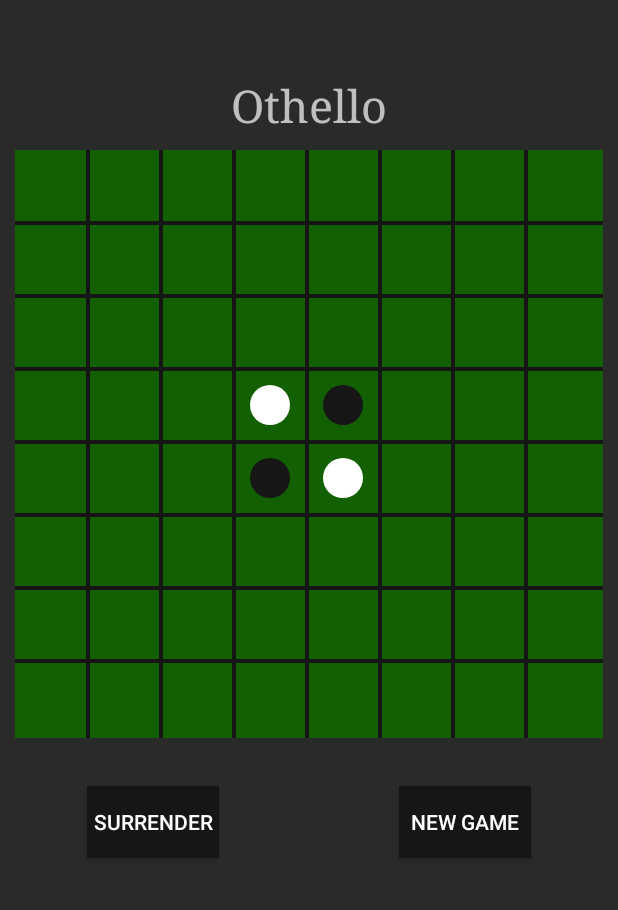
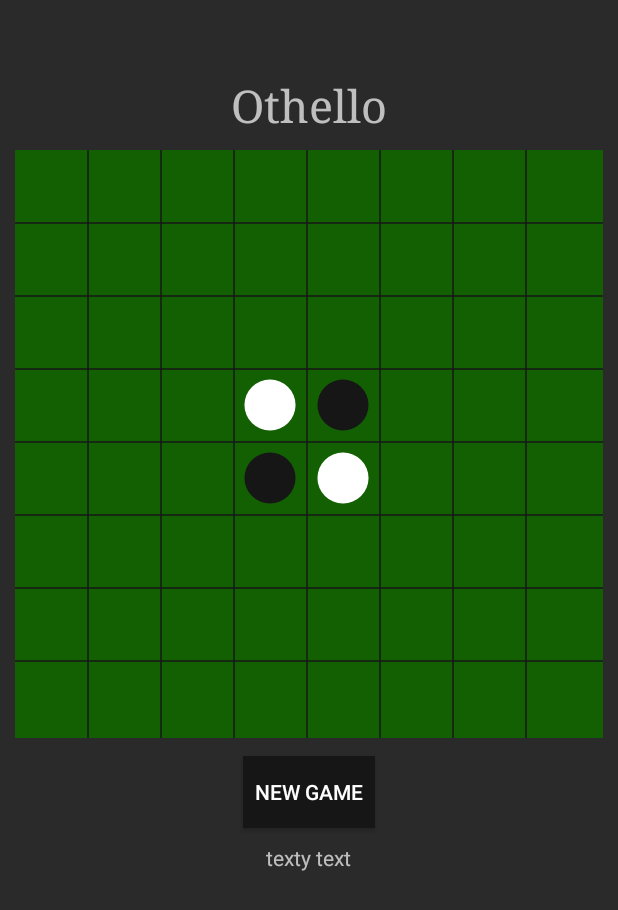
Before and after one commit to pterodactylogan/Othello, an Android app: the screen it shows after launch (MainActivity), on a phone screen of 412 x 824 dp. Shown: the top 910 px of the screen. Run offline under Robolectric (Android 15) with nearby library versions, the phone set to English and light mode, and no system bars.

Commit message:
sizing for all devices built

```diff
--- a/app/src/main/java/com/pterodactylogan/othello/BoardView.java
+++ b/app/src/main/java/com/pterodactylogan/othello/BoardView.java
@@ -6,10 +6,13 @@ import android.graphics.Canvas;
 import android.graphics.Color;
 import android.graphics.Paint;
 import android.os.Build;
+import android.os.Handler;
 import android.util.AttributeSet;
 import android.util.Log;
 import android.view.MotionEvent;
 import android.view.View;
+import android.widget.TextView;
+
 /**
  * Created by demouser on 1/13/17.
  */
@@ -69,6 +72,7 @@ public class BoardView extends View {
 
     public void onDraw(Canvas canvas) {
         int cellSize = getWidth() / 8;
+        mLinePaint.setStrokeWidth(cellSize/50.0f);
         canvas.drawRect(0, 0, getWidth(), getHeight(), mBackgroundPaint);
         for (int i = 1; i < 8; i++) {
             canvas.drawLine(cellSize * i, 0, cellSize * i, getHeight(), mLinePaint);
@@ -82,11 +86,11 @@ public class BoardView extends View {
                 cell = b.eval(r, c);
 
                 if (cell == BoardStructure.OthelloCell.BLACK) {
-                    canvas.drawCircle(c*cellSize + cellSize/2, r*cellSize+cellSize/2, 20, mLinePaint);
+                    canvas.drawCircle(c*cellSize + cellSize/2, r*cellSize+cellSize/2, .35f*cellSize, mLinePaint);
                     //System.out.println("BLACK CELL"+ r+ ", "+ c);
                 } else if (cell == BoardStructure.OthelloCell.WHITE) {
 
-                    canvas.drawCircle(c*cellSize + cellSize/2, r*cellSize+cellSize/2, 20, mWhitePaint);
+                    canvas.drawCircle(c*cellSize + cellSize/2, r*cellSize+cellSize/2, 0.35f*cellSize, mWhitePaint);
                     //System.out.println("WHITE CELL at "+ r+ ", "+ c);
                 }
             }
@@ -120,12 +124,26 @@ public class BoardView extends View {
         }
     }
 
+    private final Handler handler = new Handler();
+
+    final Runnable compTurn = new Runnable() {
+        @Override
+        public void run(){
+            comp=true;
+            int [] move = b.getGoodMove(false);
+            if(move==null){
+                TextView status = (TextView) findViewById(R.id.status);
+                status.setText("computer has no moves; it is your turn");
+            }else {
+                b.placeTile(false, move[0], move[1]);
+            }
+            postInvalidate();
+            comp=false;
+        }
+    };
+
     private void computerTurn(){
-        comp = true;
-        int [] move = b.getGoodMove(false);
-        b.placeTile(false, move[0], move[1]);
-        postInvalidate();
-        comp=false;
+        handler.postDelayed(compTurn, 500);
     }
 
     private void init(){
--- a/app/src/main/res/layout/activity_main.xml
+++ b/app/src/main/res/layout/activity_main.xml
@@ -9,32 +9,6 @@
     android:background="#2a2a2a"
     >
 
-    <Button
-        android:layout_width="wrap_content"
-        android:layout_height="wrap_content"
-        android:text="Surrender"
-        android:layout_marginLeft="58dp"
-        android:layout_marginStart="58dp"
-        android:id="@+id/surrender"
-        android:background="#161616"
-        android:layout_below="@+id/board_view"
-        android:layout_alignParentLeft="true"
-        android:layout_alignParentStart="true"
-        android:layout_marginTop="32dp" />
-
-    <Button
-        android:layout_width="wrap_content"
-        android:layout_height="wrap_content"
-        android:text="NEW GAME"
-        android:onClick="reset"
-        android:id="@+id/reset"
-        android:layout_marginRight="58dp"
-        android:layout_marginEnd="58dp"
-        android:background="#161616"
-        android:layout_alignBaseline="@+id/surrender"
-        android:layout_alignBottom="@+id/surrender"
-        android:layout_alignParentRight="true"
-        android:layout_alignParentEnd="true" />
 
     <com.pterodactylogan.othello.BoardView
         android:layout_width="wrap_content"
@@ -59,4 +33,23 @@
         android:layout_alignParentTop="true"
         android:layout_centerHorizontal="true" />
 
+    <Button
+        android:layout_width="wrap_content"
+        android:layout_height="wrap_content"
+        android:text="NEW GAME"
+        android:onClick="reset"
+        android:id="@+id/reset"
+        android:background="#161616"
+        android:layout_below="@+id/board_view"
+        android:layout_centerHorizontal="true"
+        android:layout_marginTop="12dp" />
+    <TextView
+        android:layout_width="wrap_content"
+        android:layout_height="wrap_content"
+        android:layout_below="@id/reset"
+        android:paddingTop="10dp"
+        android:layout_centerHorizontal="true"
+        android:text="texty text"
+        android:id="@+id/status"/>
+
 </RelativeLayout>
```
Also changed, not shown: app/src/main/java/com/pterodactylogan/othello/BoardStructure.java (+8 -1 lines).
